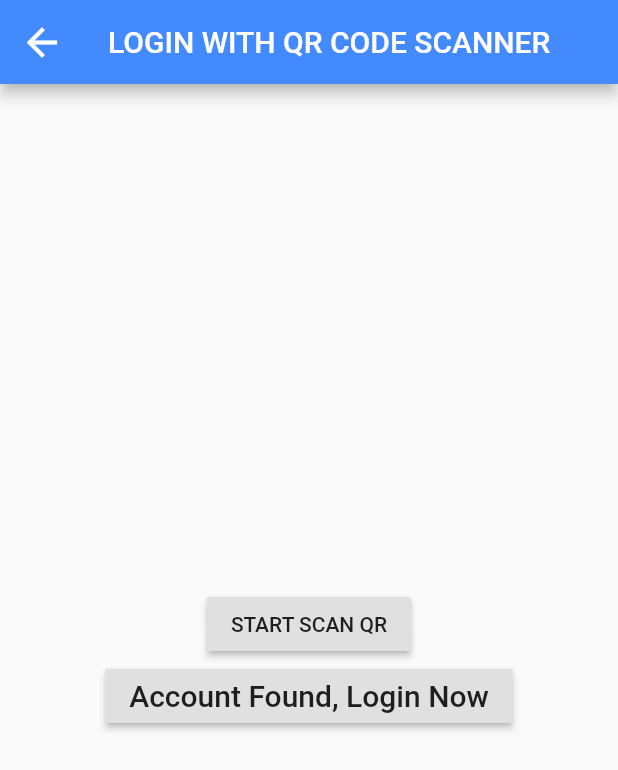
After one commit to Vina-velina/project-uas-mobile, a Flutter app: the ScanScreen screen opened directly, after a tap on "START SCAN QR", after a tap on "Account Found, Login Now", on a phone screen of 412 x 824 dp. The commit adds this screen. Shown: the top 770 px of the screen. Run offline on Flutter 3.47's test engine with Material 2 defaults, Android fonts, the phone set to English and light mode, and no system bars; our stand-ins replace carousel_pro, shared_preferences, simple_animations, sqflite; missing offline and left inert: flutter_barcode_scanner, rich_alert; accounts and stored records are empty.

Commit message:
Fixed Uas

```diff
--- /dev/null
+++ b/lib/QrCodeLogin.dart
@@ -0,0 +1,132 @@
+import 'dart:async';
+import 'dart:convert';
+
+import 'package:flutter_barcode_scanner/flutter_barcode_scanner.dart';
+import 'package:flutter/material.dart';
+import 'package:flutter/services.dart';
+import 'package:uts/login.dart';
+import 'package:shared_preferences/shared_preferences.dart';
+import 'package:flutter/rendering.dart';
+import 'package:uts/views/home/home.dart';
+import 'package:http/http.dart' as http;
+
+class ScanScreen extends StatefulWidget {
+  @override
+  _ScanState createState() => new _ScanState();
+}
+
+enum LoginStatus{
+  notSignIn,
+  signIn
+}
+class _ScanState extends State<ScanScreen> {
+  LoginStatus _loginStatus = LoginStatus.notSignIn;
+  String _scanBarcode = 'Unknown';
+
+  checkLogin(String urlresult) async {
+    print(urlresult);
+    final response = await http
+        .get(Uri.parse(urlresult));
+    final data = jsonDecode(response.body);
+    int value = data['value'];
+    String pesan = data['message'];
+    String emailAPI = data['email'];
+    String namaAPI = data['nama'];
+    if (value == 1) {
+      setState(() {
+        _loginStatus = LoginStatus.signIn;
+        saved(value, emailAPI, namaAPI);
+      });
+      print(pesan);
+    } else {
+      print(pesan);
+    }
+  }
+  logout() async {
+    SharedPreferences preferences = await SharedPreferences.getInstance();
+    setState(() {
+      preferences.setInt("value", 0);
+      preferences.commit();
+      _loginStatus = LoginStatus.notSignIn;
+    });
+  }
+  saved(int value, String email, String nama) async {
+    SharedPreferences preferences = await SharedPreferences.getInstance();
+    setState(() {
+      preferences.setInt("value", value);
+      preferences.setString("nama", nama);
+      preferences.setString("email", email);
+      preferences.commit();
+    });
+  }
+
+  @override
+  void initState() {
+    super.initState();
+  }
+
+  Future<void> scanQR() async {
+    String barcodeScanRes;
+    // Platform messages may fail, so we use a try/catch PlatformException.
+    try {
+      barcodeScanRes = await FlutterBarcodeScanner.scanBarcode(
+          "#ff6666", "Cancel", true, ScanMode.QR);
+      print(barcodeScanRes);
+    } on PlatformException {
+      barcodeScanRes = 'Failed to get platform version.';
+    }
+
+    // If the widget was removed from the tree while the asynchronous platform
+    // message was in flight, we want to discard the reply rather than calling
+    // setState to update our non-existent appearance.
+    if (!mounted) return;
+
+    setState(() {
+      _scanBarcode = barcodeScanRes;
+    });
+  }
+
+  @override
+  Widget build(BuildContext context) {
+    switch (_loginStatus) {
+      case LoginStatus.notSignIn:
+        return Scaffold(
+            appBar: AppBar(
+              title: Text('LOGIN WITH QR CODE SCANNER'),
+              centerTitle: true,
+              leading: IconButton(
+                icon: Icon(Icons.arrow_back, color: Colors.white, size: 30),
+                onPressed: () {
+                  Navigator.push(
+                    context,
+                    MaterialPageRoute(builder: (context) => Login()),
+                  );
+                },
+              ),
+              backgroundColor: Colors.blueAccent,
+            ),
+            body: Builder(builder: (BuildContext context) {
+              return Container(
+                  alignment: Alignment.center,
+                  child: Flex(
+                      direction: Axis.vertical,
+                      mainAxisAlignment: MainAxisAlignment.center,
+                      children: <Widget>[
+                        RaisedButton(
+                            onPressed: () => scanQR(),
+                            child: Text("START SCAN QR")),
+                        if (_scanBarcode != "Unknown" && _scanBarcode != "-1")
+                          RaisedButton(
+                              onPressed: () => checkLogin(_scanBarcode),
+                              child: Text("Account Found, Login Now",
+                                  style: TextStyle(fontSize: 20))),
+                      ]));
+            }));
+        break;
+
+      case LoginStatus.signIn:
+        return Home(logout);
+        break;
+    }
+  }
+}
```
Also changed, not shown: lib/dias/Animation/FadeAnimation.dart (+14 -13 lines), lib/login.dart (+13 -5 lines), pubspec.yaml (+13 -11 lines), pubspec.lock.
